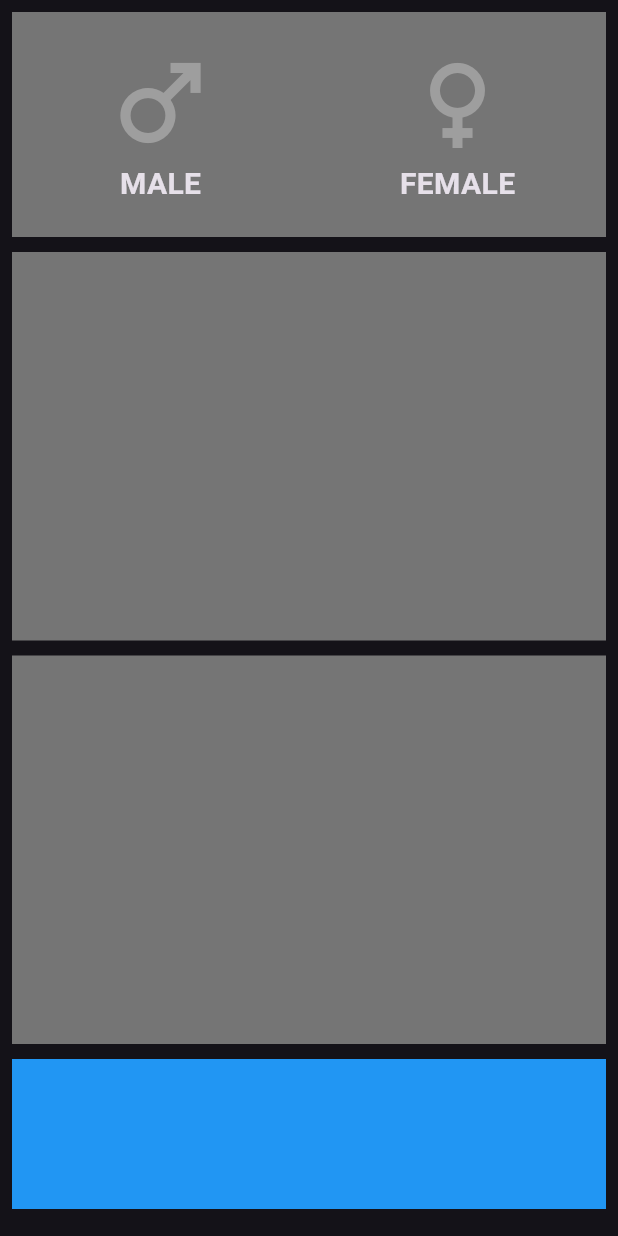
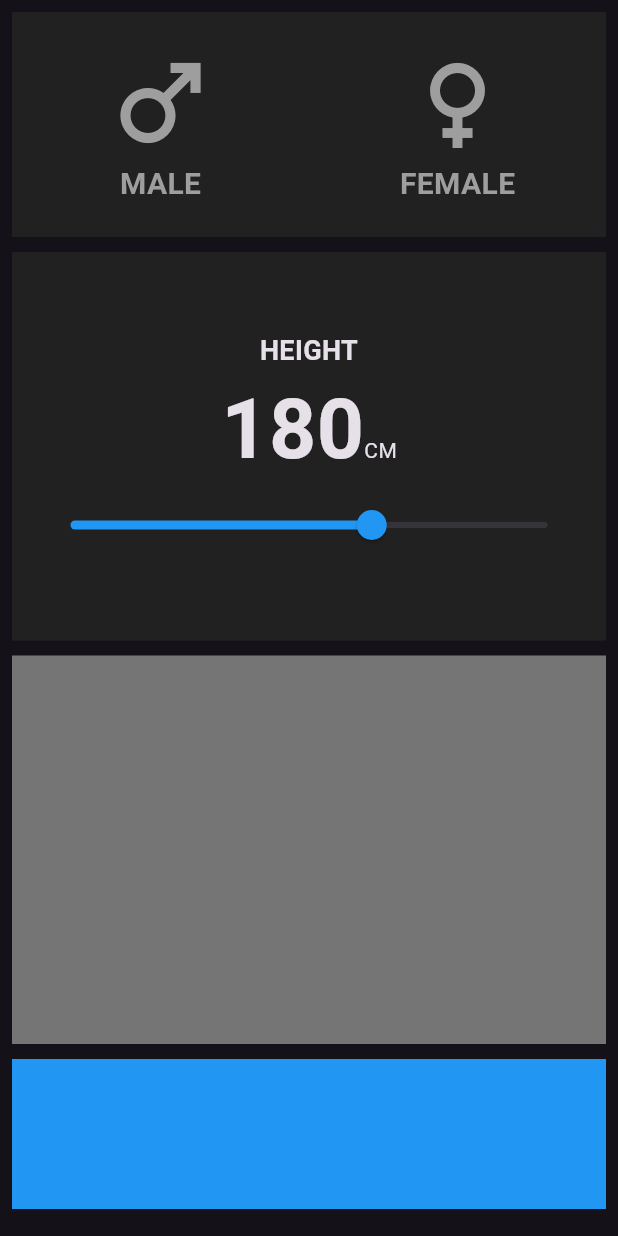
Before and after one commit to lajeesh1/flutter-bmi-calculator, a Flutter app: the screen it shows after launch, on a phone screen of 412 x 824 dp. Run offline on Flutter 3.47's test engine with Material 3 defaults, Android fonts, the phone set to English and light mode, and no system bars.

Commit message:
height section done

```diff
--- a/lib/main.dart
+++ b/lib/main.dart
@@ -23,6 +23,7 @@ class Bmi extends StatefulWidget {
 class _BmiState extends State<Bmi> {
   Color maleColor = Colors.grey;
   Color femaleColor = Colors.grey;
+  int height = 180;
 
   @override
   Widget build(BuildContext context) {
@@ -35,7 +36,7 @@ class _BmiState extends State<Bmi> {
               Container(
                 height: 150,
                 margin: EdgeInsets.only(bottom: 10),
-                color: Colors.grey[600],
+                color: Colors.grey[900],
                 child: Row(
                   children: [
                     Expanded(
@@ -55,6 +56,7 @@ class _BmiState extends State<Bmi> {
                                 "MALE",
                                 style: TextStyle(
                                   fontWeight: FontWeight.bold,
+                                  color: maleColor,
                                   fontSize: 20,
                                 ),
                               ),
@@ -66,7 +68,7 @@ class _BmiState extends State<Bmi> {
                     Expanded(
                       child: Container(
                         height: double.infinity,
-                        color: Colors.grey[600],
+                        color: Colors.grey[900],
                         child: GestureDetector(
                           onTap: () {
                             setState(() {
@@ -82,6 +84,7 @@ class _BmiState extends State<Bmi> {
                                 "FEMALE",
                                 style: TextStyle(
                                   fontWeight: FontWeight.bold,
+                                  color: femaleColor,
                                   fontSize: 20,
                                 ),
                               ),
@@ -95,9 +98,57 @@ class _BmiState extends State<Bmi> {
               ),
               Expanded(
                 child: Container(
+                  padding: EdgeInsets.all(15),
                   height: 150,
+                  width: double.infinity,
                   margin: EdgeInsets.only(bottom: 10),
-                  color: Colors.grey[600],
+                  color: Colors.grey[900],
+                  child: Center(
+                    child: Column(
+                      mainAxisAlignment: MainAxisAlignment.center,
+                      children: [
+                        Text(
+                          "HEIGHT",
+                          textAlign: TextAlign.center,
+                          style: TextStyle(
+                            fontWeight: FontWeight.bold,
+                            fontSize: 18,
+                          ),
+                        ),
+                        Row(
+                          crossAxisAlignment: CrossAxisAlignment.baseline,
+                          mainAxisAlignment: MainAxisAlignment.center,
+                          textBaseline: TextBaseline.alphabetic,
+                          children: [
+                            Text(
+                              height.toString(),
+                              textAlign: TextAlign.center,
+                              style: TextStyle(
+                                fontWeight: FontWeight.bold,
+                                fontSize: 55,
+                              ),
+                            ),
+                            Baseline(
+                              baseline: 50,
+                              baselineType: TextBaseline.alphabetic,
+                              child: Text("CM"),
+                            ),
+                          ],
+                        ),
+                        Slider(
+                          value: height.toDouble(),
+                          onChanged: (double newValue) {
+                            setState(() {
+                              height = newValue.round();
+                            });
+                          },
+                          min: 120,
+                          max: 215,
+                          activeColor: Colors.blue,
+                        ),
+                      ],
+                    ),
+                  ),
                 ),
               ),
               Expanded(
```
